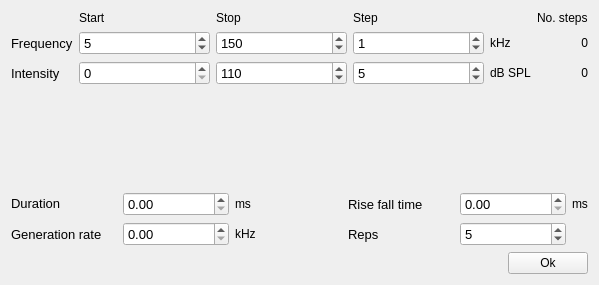
This is spikeylab/stim/tuning_curve.ui in portfors-lab/sparkle as Qt 5 draws it before an edit. The edited form follows.
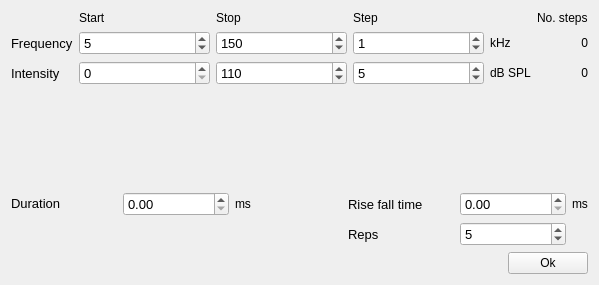
This is the edited form. Custom widgets are drawn as their Qt base class.

Commit message: Generation rate hard set

The edit to the form file:
```diff
--- a/spikeylab/stim/tuning_curve.ui
+++ b/spikeylab/stim/tuning_curve.ui
@@ -325,37 +325,6 @@
        </property>
       </widget>
      </item>
-     <item row="1" column="1">
-      <widget class="SmartSpinBox" name="aosr_spnbx">
-       <property name="font">
-        <font>
-         <pointsize>10</pointsize>
-        </font>
-       </property>
-       <property name="maximum">
-        <double>1000000.000000000000000</double>
-       </property>
-      </widget>
-     </item>
-     <item row="1" column="0">
-      <widget class="QLabel" name="label">
-       <property name="font">
-        <font>
-         <pointsize>10</pointsize>
-        </font>
-       </property>
-       <property name="text">
-        <string>Generation rate</string>
-       </property>
-      </widget>
-     </item>
-     <item row="1" column="2">
-      <widget class="QLabel" name="funit_lbl_1">
-       <property name="text">
-        <string>kHz</string>
-       </property>
-      </widget>
-     </item>
      <item row="0" column="1">
       <widget class="SmartSpinBox" name="dur_spnbx">
        <property name="font">
```
Left out of the diff: 16 changed lines with no effect on the pictures. The commit also changes 13 other files.
